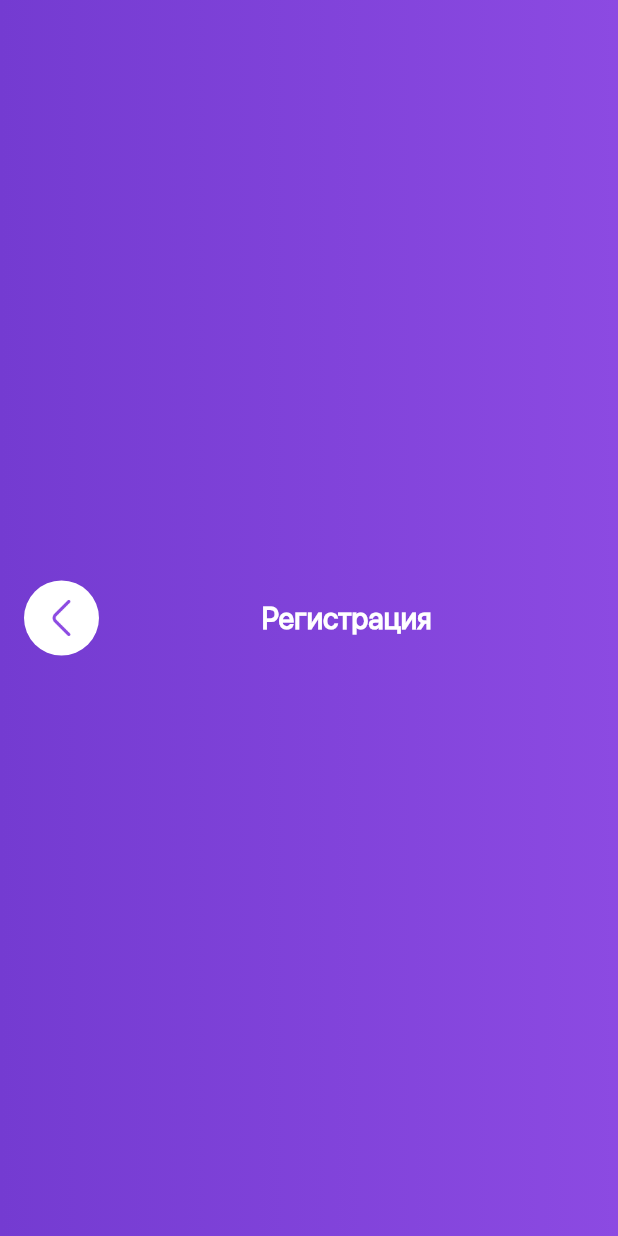
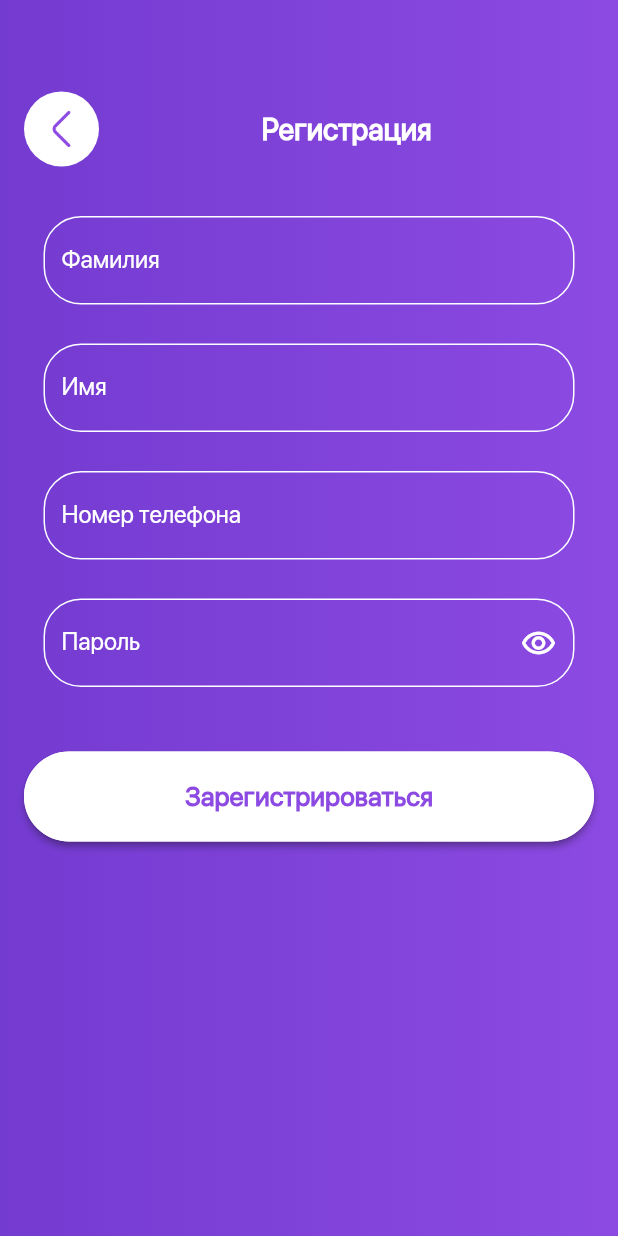
Before and after one commit to ATekimbaev/ezy_app, a Flutter app: the CustomersRegistrationScreen screen opened directly, on a phone screen of 412 x 824 dp. Run offline on Flutter 3.47's test engine with Material 2 defaults, Android fonts, the phone set to English and light mode, and no system bars; our stand-ins replace dio, flutter_switch.

Commit message:
registration

```diff
--- /dev/null
+++ b/lib/core_data/ui/common_widgets/custom_textfield_passwors_widget.dart
@@ -0,0 +1,57 @@
+import 'package:flutter/material.dart';
+
+import '../../../resources/resources.dart';
+import '../theme/app_colors.dart';
+
+bool isPasswors = true;
+bool obscureText = false;
+
+class CustomTextFieldPassworsWidget extends StatefulWidget {
+  const CustomTextFieldPassworsWidget(
+      {super.key, required this.lable, this.controller, this.onChanged});
+  final String lable;
+  final TextEditingController? controller;
+  final Function(String)? onChanged;
+  @override
+  State<CustomTextFieldPassworsWidget> createState() =>
+      _CustomTextFieldPassworsWidgetState();
+}
+
+class _CustomTextFieldPassworsWidgetState
+    extends State<CustomTextFieldPassworsWidget> {
+  @override
+  Widget build(BuildContext context) {
+    return TextField(
+      controller: widget.controller,
+      onChanged: widget.onChanged,
+      obscureText: isPasswors,
+      // keyboardType: TextInputType.phone,
+      decoration: InputDecoration(
+        label: Text(
+          widget.lable,
+          style: const TextStyle(color: AppColors.white),
+        ),
+        prefixIconColor: AppColors.white,
+        enabledBorder: OutlineInputBorder(
+            borderSide: const BorderSide(width: 1, color: AppColors.white),
+            borderRadius: BorderRadius.circular(25)),
+        border: OutlineInputBorder(
+            borderSide: const BorderSide(width: 1, color: AppColors.white),
+            borderRadius: BorderRadius.circular(25)),
+        suffixIcon: IconButton(
+          onPressed: () {
+            isPasswors = !isPasswors;
+            setState(() {});
+          },
+          icon: isPasswors
+              ? const Icon(
+                  Icons.remove_red_eye_outlined,
+                  color: AppColors.white,
+                )
+              // Image.asset(Images.iconexRemove)
+              : Image.asset(Images.iconex),
+        ),
+      ),
+    );
+  }
+}
--- a/lib/core_data/ui/common_widgets/custom_textfield_widget.dart
+++ b/lib/core_data/ui/common_widgets/custom_textfield_widget.dart
@@ -1,11 +1,12 @@
 import 'package:flutter/material.dart';
 
+import '../../../resources/resources.dart';
 import '../theme/app_colors.dart';
 
-bool isPasswors = true;
-bool obscureText = false;
+// bool isPasswors = true;
+// bool obscureText = false;
 
-class TextFieldWidget extends StatelessWidget {
+class TextFieldWidget extends StatefulWidget {
   const TextFieldWidget(
       {super.key,
       required this.label,
@@ -15,7 +16,8 @@ class TextFieldWidget extends StatelessWidget {
       this.obscureText,
       this.keyboardType,
       this.hintText,
-      this.df});
+      this.df,
+      this.isPasswors});
   final String label;
   final Function(String)? onChanged;
   final TextEditingController? controller;
@@ -24,20 +26,25 @@ class TextFieldWidget extends StatelessWidget {
   final TextInputType? keyboardType;
   final String? hintText;
   final Function()? df;
+  final bool? isPasswors;
+  @override
+  State<TextFieldWidget> createState() => _TextFieldWidgetState();
+}
 
+class _TextFieldWidgetState extends State<TextFieldWidget> {
   @override
   Widget build(BuildContext context) {
     return TextField(
-        keyboardType: keyboardType, // TextInputType.phone,
-        controller: controller,
-        onChanged: onChanged,
+        keyboardType: widget.keyboardType, // TextInputType.phone,
+        controller: widget.controller,
+        onChanged: widget.onChanged,
         style: const TextStyle(color: AppColors.white),
         decoration: InputDecoration(
-          hintText: hintText,
-          suffixIcon: suffixIcon, //IconButton()
+          hintText: widget.hintText,
+          suffixIcon: widget.suffixIcon, //IconButton()
           prefixIconColor: AppColors.white,
           label: Text(
-            label,
+            widget.label,
             style: const TextStyle(color: AppColors.white),
           ),
           enabledBorder: OutlineInputBorder(
@@ -48,14 +55,4 @@ class TextFieldWidget extends StatelessWidget {
               borderRadius: BorderRadius.circular(25)),
         ));
   }
-
 }
-
-//IconButton(
-//onPressed: () {
-//isPasswors = !isPasswors;
-//setState(() {});
-//},
-//icon: Icon(isPasswors
-// ? Icons.remove_red_eye
-// : Icons.energy_savings_leaf)),
--- a/lib/core_data/ui/theme/app_fonts.dart
+++ b/lib/core_data/ui/theme/app_fonts.dart
@@ -12,8 +12,6 @@ abstract class AppFonts {
   static const TextStyle w400s16 = TextStyle(
     fontSize: 16,
     fontWeight: FontWeight.w400,
-    height: 22,
-
   );
   static const TextStyle w400s18 = TextStyle(
     fontSize: 18,
@@ -31,4 +29,12 @@ abstract class AppFonts {
     fontSize: 20,
     fontWeight: FontWeight.w600,
   );
+  static const TextStyle w700s16 = TextStyle(
+    fontSize: 16,
+    fontWeight: FontWeight.w700,
+  );
+  static const TextStyle w700s12 = TextStyle(
+    fontSize: 12,
+    fontWeight: FontWeight.w700,
+  );
 }
--- a/lib/features/customers_screen/registration_screen/registration_screen.dart
+++ b/lib/features/customers_screen/registration_screen/registration_screen.dart
@@ -1,10 +1,14 @@
+import 'package:ezy_app/core_data/ui/common_widgets/app_button.dart';
 import 'package:ezy_app/core_data/ui/common_widgets/back_gorund_widget.dart';
 import 'package:ezy_app/core_data/ui/common_widgets/circle_button.dart';
+import 'package:ezy_app/core_data/ui/common_widgets/custom_textfield_passwors_widget.dart';
 import 'package:ezy_app/core_data/ui/theme/app_colors.dart';
 import 'package:ezy_app/core_data/ui/theme/app_fonts.dart';
 import 'package:flutter/material.dart';
-import 'package:flutter/src/widgets/framework.dart';
-import 'package:flutter/src/widgets/placeholder.dart';
+// import 'package:flutter/src/widgets/framework.dart';
+// import 'package:flutter/src/widgets/placeholder.dart';
+
+import '../../../core_data/ui/common_widgets/custom_textfield_widget.dart';
 
 class CustomersRegistrationScreen extends StatelessWidget {
   const CustomersRegistrationScreen({super.key});
@@ -12,20 +16,63 @@ class CustomersRegistrationScreen extends StatelessWidget {
   @override
   Widget build(BuildContext context) {
     return Scaffold(
+      resizeToAvoidBottomInset: false,
       body: BackGroundWidget(
         child: Padding(
           padding: const EdgeInsets.all(16.0),
           child: Column(
-            mainAxisAlignment: MainAxisAlignment.center,
+            // mainAxisAlignment: MainAxisAlignment.center,
             children: [
+              const SizedBox(
+                height: 45,
+              ),
               Row(
                 children: [
-                  CircleButtonWidget(onTap: () {}),
+                  CircleButtonWidget(onTap: () {
+                    Navigator.pop(context);
+                  }),
                   const Spacer(),
                   Text('Регистрация',
                       style: AppFonts.w600s20.copyWith(color: AppColors.white)),
                   const Spacer(),
                 ],
+              ),
+              const SizedBox(
+                height: 20,
+              ),
+              const Padding(
+                padding: EdgeInsets.all(13.0),
+                child: TextFieldWidget(
+                  label: 'Фамилия',
+                ),
+              ),
+              const Padding(
+                padding: EdgeInsets.all(13.0),
+                child: TextFieldWidget(
+                  label: 'Имя',
+                ),
+              ),
+              const Padding(
+                padding: EdgeInsets.all(13.0),
+                child: TextFieldWidget(
+                  label: 'Номер телефона',
+                  keyboardType: TextInputType.phone,
+                ),
+              ),
+              const Padding(
+                  padding: EdgeInsets.all(13.0),
+                  child: CustomTextFieldPassworsWidget(
+                    lable: 'Пароль',
+                  )),
+              const SizedBox(
+                height: 30,
+              ),
+              AppButton(
+                title: 'Зарегистрироваться',
+                fontColor: AppColors.violet,
+                onPressed: () {},
+                isTransparent: false,
+                backGroundColor: AppColors.white,
               )
             ],
           ),
--- a/lib/resources/images.dart
+++ b/lib/resources/images.dart
@@ -3,7 +3,12 @@ part of 'resources.dart';
 class Images {
   Images._();
 
+  static const String ezyLogo = 'assets/images/EZY logo.png';
+  static const String frame = 'assets/images/Frame.png';
+  static const String iconex = 'assets/images/Iconex.png';
+  static const String iconexRemove = 'assets/images/Iconex_remove.png';
   static const String avatar = 'assets/images/avatar.png';
+  static const String avatarProfil = 'assets/images/avatar_profil.png';
   static const String bg = 'assets/images/bg.png';
   static const String icons = 'assets/images/icons.png';
   static const String list = 'assets/images/list.png';
```
Also changed, not shown: lib/features/auto_parts_store/auto_parts_store.dart (added, +68 -0 lines), lib/features/entrance_screen/entrance_screen.dart (added, +112 -0 lines), lib/features/loading_screen/loading_screen.dart (added, +60 -0 lines), lib/features/profil_loading_screen/profil_loading_screen.dart (added, +54 -0 lines), lib/features/welcome_screen/welcome_screen.dart (+31 -1 lines), lib/main.dart (+7 -1 lines), assets/images/EZY logo.png (added), assets/images/Frame.png (added), assets/images/Iconex.png (added), assets/images/Iconex_remove.png (added), assets/images/avatar_profil.png (added), 1 other file.
